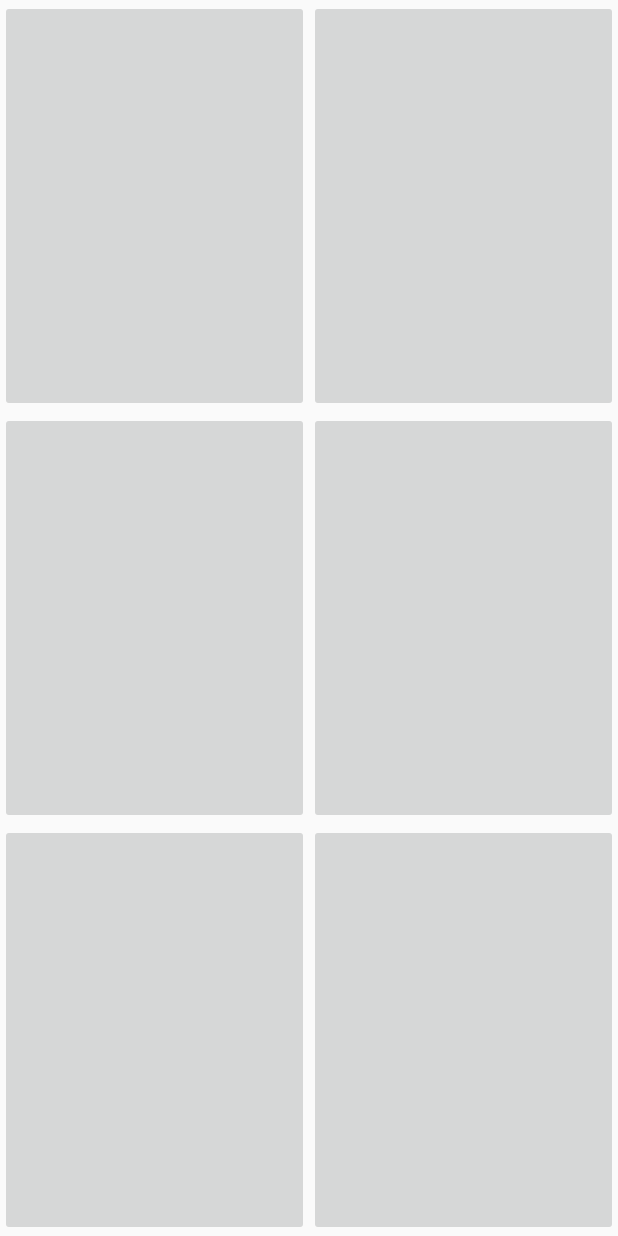
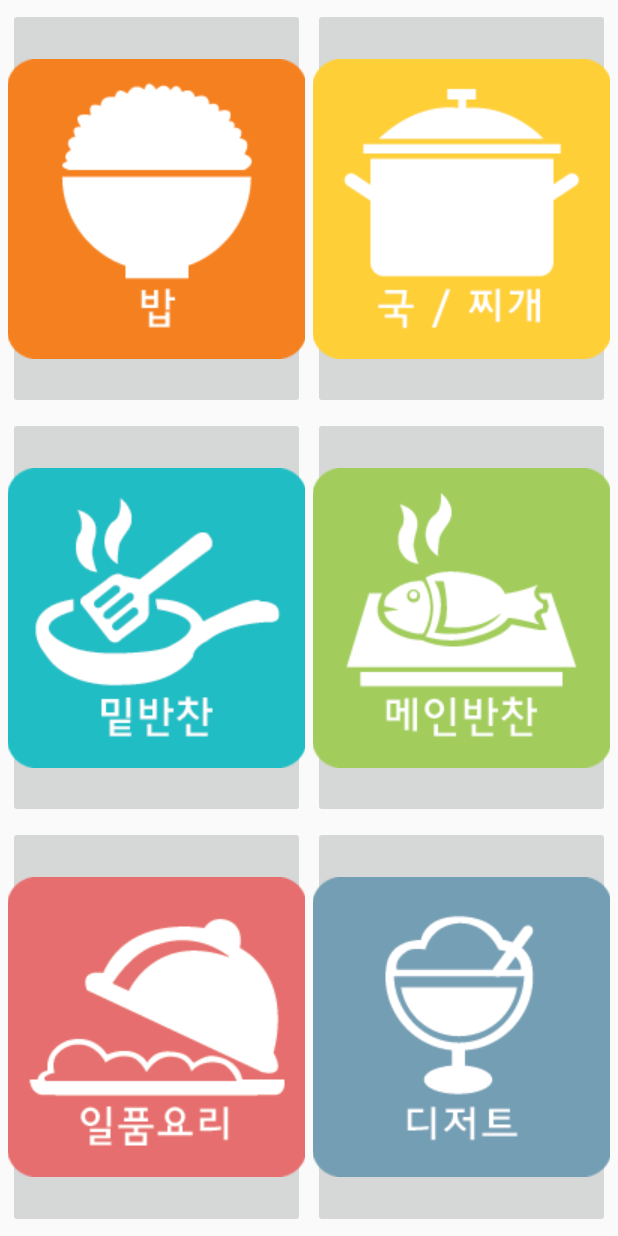
Before and after one commit to Leewonkyung/SOMATE, an Android app: the CategoriActivity screen opened directly, with no data from a screen before it, on a phone screen of 412 x 824 dp. Run offline under Robolectric (Android 15) with nearby library versions, the phone set to English and light mode, and no system bars.

Commit message:
카테고리 이미지 삽입
카테고리 xml 수정

```diff
--- a/CookCook/app/src/main/res/layout/activity_categori.xml
+++ b/CookCook/app/src/main/res/layout/activity_categori.xml
@@ -21,12 +21,20 @@
                 android:layout_width="0dp"
                 android:layout_height="fill_parent"
                 android:layout_weight="1"
+                android:layout_marginLeft="5dp"
+                android:layout_marginRight="2.5dp"
+                android:layout_marginTop="5dp"
+                android:src="@drawable/cate1"
                  />
             <ImageButton
                 android:id="@+id/imageButton2"
                 android:layout_width="0dp"
                 android:layout_height="fill_parent"
                 android:layout_weight="1"
+                android:layout_marginLeft="2.5dp"
+                android:layout_marginRight="5dp"
+                android:layout_marginTop="5dp"
+                android:src="@drawable/cate2"
                  />
         </TableRow>
         <TableRow
@@ -39,12 +47,20 @@
                 android:layout_width="0dp"
                 android:layout_height="match_parent"
                 android:layout_weight="1"
+                android:layout_marginLeft="5dp"
+                android:layout_marginRight="2.5dp"
+                android:layout_marginTop="5dp"
+                android:src="@drawable/cate3"
                 />
             <ImageButton
                 android:id="@+id/imageButton4"
                 android:layout_width="0dp"
                 android:layout_height="match_parent"
                 android:layout_weight="1"
+                android:layout_marginLeft="2.5dp"
+                android:layout_marginRight="5dp"
+                android:layout_marginTop="5dp"
+                android:src="@drawable/cate4"
                  />
         </TableRow>
         <TableRow
@@ -58,12 +74,22 @@
                 android:layout_width="0dp"
                 android:layout_height="match_parent"
                 android:layout_weight="1"
+                android:layout_marginLeft="5dp"
+                android:layout_marginRight="2.5dp"
+                android:layout_marginTop="5dp"
+                android:layout_marginBottom="5dp"
+                android:src="@drawable/cate5"
                 />
             <ImageButton
                 android:id="@+id/imageButton6"
                 android:layout_width="0dp"
                 android:layout_height="match_parent"
                 android:layout_weight="1"
+                android:layout_marginLeft="2.5dp"
+                android:layout_marginRight="5dp"
+                android:layout_marginTop="5dp"
+                android:layout_marginBottom="5dp"
+                android:src="@drawable/cate6"
                 />
         </TableRow>
     </TableLayout>
```
Also changed, not shown: CookCook/app/src/main/res/drawable/cate1.png (added), CookCook/app/src/main/res/drawable/cate2.png (added), CookCook/app/src/main/res/drawable/cate3.png (added), CookCook/app/src/main/res/drawable/cate4.png (added), CookCook/app/src/main/res/drawable/cate5.png (added), CookCook/app/src/main/res/drawable/cate6.png (added).
